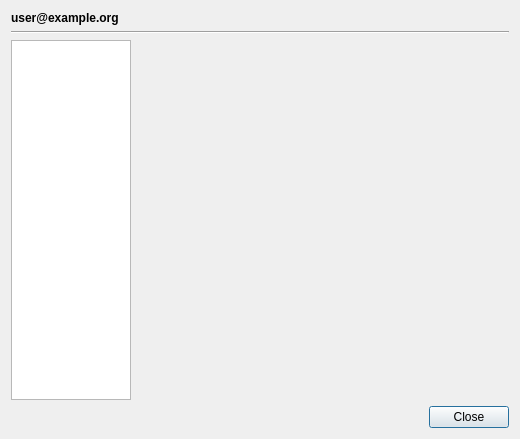
First picture: the form in src/leap/bitmask/gui/ui/preferences.ui, repository leapcode/bitmask_client, before the edit.
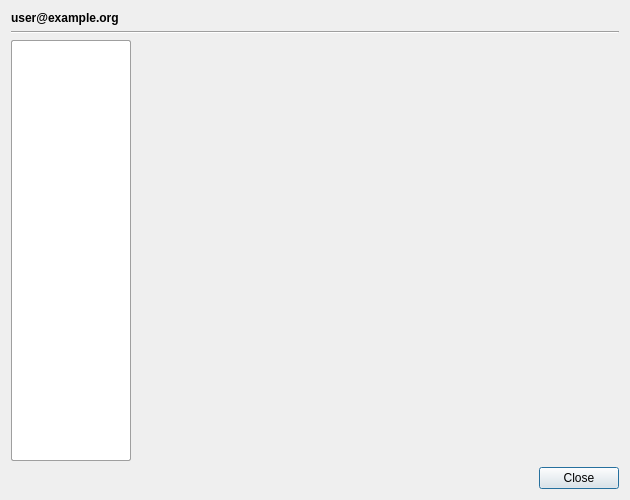
Second picture: the form after the edit. Icons and pictures are not drawn.

Commit message: [feature] add email panel to preferences

```diff
--- a/src/leap/bitmask/gui/ui/preferences.ui
+++ b/src/leap/bitmask/gui/ui/preferences.ui
@@ -6,8 +6,8 @@
    <rect>
     <x>0</x>
     <y>0</y>
-    <width>520</width>
-    <height>439</height>
+    <width>630</width>
+    <height>500</height>
    </rect>
   </property>
   <property name="windowTitle">
@@ -60,6 +60,24 @@
          <height>16777215</height>
         </size>
        </property>
+       <property name="styleSheet">
+        <string notr="true">background: palette(base); border: 1px solid palette(dark); border-radius: 2px;</string>
+       </property>
+       <property name="frameShape">
+        <enum>QFrame::StyledPanel</enum>
+       </property>
+       <property name="frameShadow">
+        <enum>QFrame::Plain</enum>
+       </property>
+       <property name="lineWidth">
+        <number>1</number>
+       </property>
+       <property name="midLineWidth">
+        <number>0</number>
+       </property>
+       <property name="horizontalScrollBarPolicy">
+        <enum>Qt::ScrollBarAlwaysOff</enum>
+       </property>
        <property name="iconSize">
         <size>
          <width>32</width>
```
The commit also changes 12 other files.
